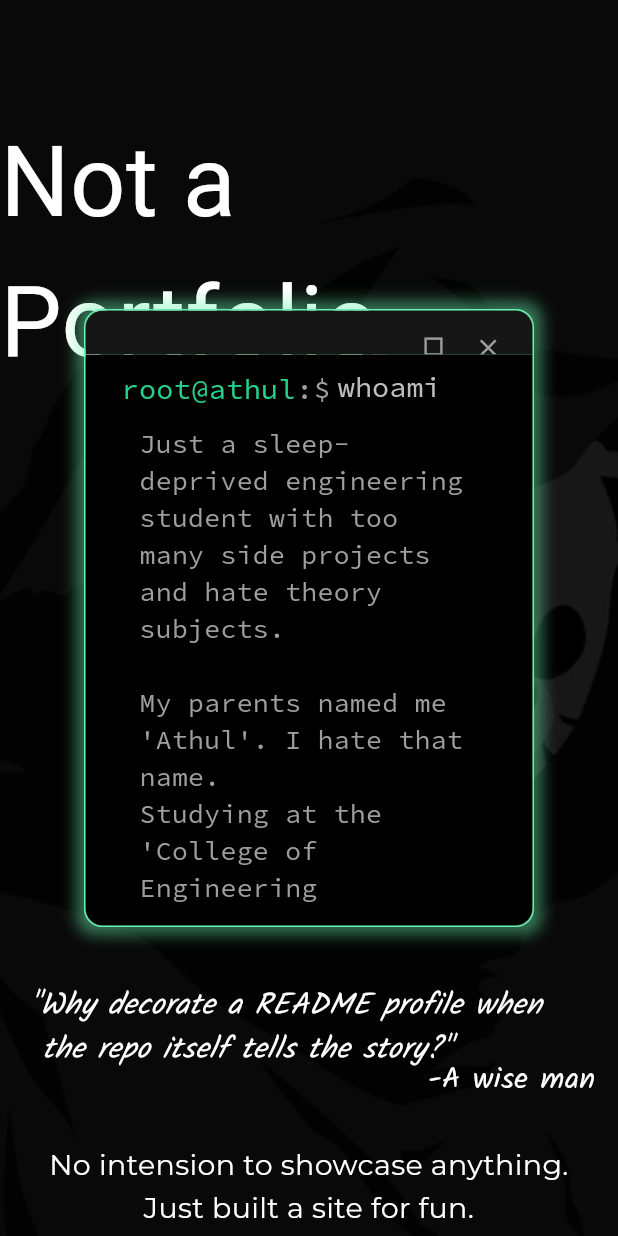
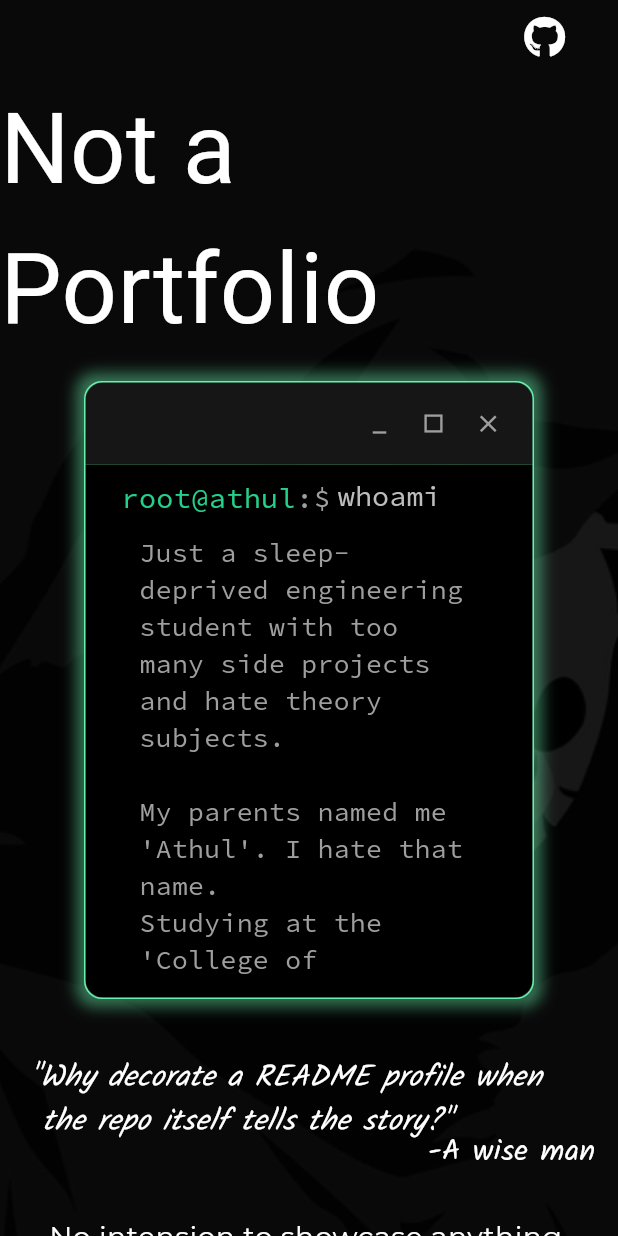
Before and after one commit to heckmon/not_a_portfolio, a Flutter app: the screen it shows after launch, on a phone screen of 412 x 824 dp. Run offline on Flutter 3.47's test engine with Material 3 defaults, Android fonts, the phone set to English and light mode, and no system bars; drawn by our look-alikes of animated_text_kit; our stand-ins replace flutter_animate, flutter_svg, font_awesome_flutter, google_fonts, responsive_framework, visibility_detector; missing offline and left inert: web_smooth_scroll; Roboto replaces fonts that are missing (Tangerine).

Commit message:
feat: Add GitHub icon button and refactor layout; update dependencies and remove unused icons

```diff
--- a/lib/main.dart
+++ b/lib/main.dart
@@ -13,6 +13,7 @@ class Main extends StatelessWidget {
   @override
   Widget build(BuildContext context) {
     return MaterialApp(
+      title: "Not a Portfolio",
       builder: (context, child) => ResponsiveBreakpoints.builder(
         child: child!,
         breakpoints: [
--- a/lib/view.dart
+++ b/lib/view.dart
@@ -1,8 +1,10 @@
 import 'package:flutter/material.dart';
 import 'package:flutter_animate/flutter_animate.dart';
+import 'package:font_awesome_flutter/font_awesome_flutter.dart';
 import 'package:google_fonts/google_fonts.dart';
 import 'package:not_a_portfolio/widgets/widgets.dart';
 import 'package:responsive_framework/responsive_framework.dart';
+import 'package:url_launcher/url_launcher.dart';
 import 'package:visibility_detector/visibility_detector.dart';
 import 'package:web_smooth_scroll/web_smooth_scroll.dart';
 
@@ -38,8 +40,22 @@ class DesktopBodyState extends State<DesktopBody> {
         controller: _scrollController,
         child: ListView(
           controller: _scrollController,
-          physics: NeverScrollableScrollPhysics(),
+          physics: isDesktop && screenHeight < 1200 ?  NeverScrollableScrollPhysics() : null,
           children: [
+            Container(
+              color: Color(0xff090909),
+              width: double.infinity,
+              child: Row(
+                mainAxisAlignment: MainAxisAlignment.end,
+                children: [
+                  IconButton(
+                    onPressed: () async => await launchUrl(Uri.parse("https://github.com/heckmon")),
+                    icon: Icon(FontAwesomeIcons.github, color: Colors.white, size: 28)
+                  ),
+                  SizedBox(width: 25)
+                ],
+              )
+            ),
             SizedBox(
               height: screenHeight,
               child: isDesktop ? Row(
@@ -56,7 +72,7 @@ class DesktopBodyState extends State<DesktopBody> {
                           mainAxisAlignment: MainAxisAlignment.spaceAround,
                           children: [
                             heading (false),
-                            SizedBox(height: 350),
+                            SizedBox(height: 250),
                             Column(
                               children: [
                                 quote(false),
@@ -114,7 +130,7 @@ class DesktopBodyState extends State<DesktopBody> {
                       children: [
                         image,
                         Padding(
-                          padding: const EdgeInsets.only(top: 75),
+                          padding: const EdgeInsets.only(top: 5),
                           child: Align(
                             alignment: Alignment.topCenter,
                             child: heading(true)
@@ -214,7 +230,7 @@ class DesktopBodyState extends State<DesktopBody> {
               ),
             ),
             SizedBox(
-              height: screenHeight,
+              height: isDesktop ? screenHeight : null,
               child: isDesktop ? Row(
                 children: [
                   Expanded(
--- a/lib/widgets/widgets.dart
+++ b/lib/widgets/widgets.dart
@@ -39,8 +39,8 @@ class _TerminalState extends State<Terminal> with SingleTickerProviderStateMixin
   @override
   Widget build(BuildContext context) {
     return Container(
-      height: widget.height ?? double.infinity,
-      width: widget.width ?? double.infinity,
+      height: widget.height,
+      width: widget.width,
       decoration: BoxDecoration(
         border: Border.all(
           color: Colors.greenAccent
@@ -57,7 +57,7 @@ class _TerminalState extends State<Terminal> with SingleTickerProviderStateMixin
       child: Column(
         children: [
           Expanded(
-            flex: 1,
+            flex: ResponsiveBreakpoints.of(context).isMobile ? 2 : 1,
             child: ClipRRect(
               borderRadius: const BorderRadius.vertical(top: Radius.circular(12)),
               child: Container(
@@ -215,6 +215,7 @@ class _ProjectsState extends State<Projects> with TickerProviderStateMixin{
             Padding(
               padding: const EdgeInsets.only(top: 15),
               child: projectTile(
+                context,
                 _projectAnimationControllers[0],
                 _colorAnimations[0],
                 _textColorAnimation[0],
@@ -250,6 +251,7 @@ class _ProjectsState extends State<Projects> with TickerProviderStateMixin{
         Stack(
           children: [
             projectTile(
+              context,
               _projectAnimationControllers[1],
               _colorAnimations[1],
               _textColorAnimation[1],
@@ -277,13 +279,14 @@ class _ProjectsState extends State<Projects> with TickerProviderStateMixin{
             Positioned(
               left: 47,
               top: 72,
-              child: Saber(startAfter: Duration(milliseconds: 1700), height: isMobile ? 142 : 85)
+              child: Saber(startAfter: Duration(milliseconds: 1700), height: isMobile ? 145 : 85)
             ),
           ],
         ),
         Stack(
           children: [
             projectTile(
+              context,
               _projectAnimationControllers[2],
               _colorAnimations[2],
               _textColorAnimation[2],
@@ -314,13 +317,14 @@ class _ProjectsState extends State<Projects> with TickerProviderStateMixin{
             Positioned(
               left: 47,
               top: 75,
-              child: Saber(startAfter: Duration(milliseconds: 2700), height: isMobile ? 140 : 85)
+              child: Saber(startAfter: Duration(milliseconds: 2700), height: isMobile ? 145 : 85)
             ),
           ],
         ),
         Stack(
           children: [
             projectTile(
+              context,
               _projectAnimationControllers[3],
               _colorAnimations[3],
               _textColorAnimation[3],
@@ -434,6 +438,7 @@ class PendingProjects extends StatelessWidget {
 }
 
 Widget projectTile(
+    BuildContext context,
     AnimationController controller,
     Animation<Color?> colorAnimation,
     Animation<Color?> textColorAnimation,
@@ -444,6 +449,7 @@ Widget projectTile(
     dynamic icon,
     VoidCallback onPressed
   ){
+  bool isMobile = ResponsiveBreakpoints.of(context).isMobile;
   return AnimatedBuilder(
     animation: controller,
     builder: (context,child) {
@@ -460,8 +466,8 @@ Widget projectTile(
                 boxShadow: [
                   BoxShadow(
                     blurStyle: BlurStyle.outer,
-                    color: colorAnimation.value!.withAlpha(122),
-                    blurRadius: 15,
+                    color: isMobile ? colorAnimation.value! : colorAnimation.value!.withAlpha(122),
+                    blurRadius: isMobile ? 25 : 15,
                     spreadRadius: 1
                   )
                 ],
@@ -630,7 +636,7 @@ class _SaberState extends State<Saber> with SingleTickerProviderStateMixin {
               color: Colors.greenAccent,
               boxShadow: [
                 BoxShadow(
-                  color: Colors.greenAccent,
+                  color: ResponsiveBreakpoints.of(context).isDesktop ? Colors.greenAccent.withAlpha(122) : Colors.greenAccent,
                   blurRadius: 8,
                   spreadRadius: 1,
                 ),
@@ -694,6 +700,7 @@ final Widget getInTouch = DefaultTextStyle(
     color: Colors.grey[400],
     fontSize: 18
   ),
+  child: Expanded(
     child: Column(
       crossAxisAlignment: CrossAxisAlignment.start,
       children: [
@@ -725,11 +732,12 @@ final Widget getInTouch = DefaultTextStyle(
               ),
               Text("Phone"),
               Text("Available for calls anytime."),
-            Text("+918848278440")
+              Text("+918848278440"),
             ],
           ),
         ),
       ],
+    ),
   ),
 );
 
@@ -768,14 +776,14 @@ final Text ending = Text(
 );
 
 Terminal terminal1(bool isMobile, BuildContext context) => Terminal(
-  height: isMobile ? MediaQuery.of(context).size.height * 0.5 : double.infinity,
+  height: isMobile ? MediaQuery.of(context).size.height * 0.5 : null,
   width: isMobile ? 300 : double.infinity,
   command: "whoami",
   result: "Just a sleep-deprived engineering student with too many side projects and hate theory subjects.\n\nMy parents named me 'Athul'. I hate that name. \nStudying at the 'College of Engineering Attingal', even the locals don't know it exists.\n\nUnlike most of the rats running behind HTML, I started with Python.\n\nThen I learned flutter for front end.\nI chose Flutter not just for mobile, but because it’s a framework that makes sense. Native speed, cross-platform power. A full-stack framework that meets my needs. I loved that I could write once and deploy anywhere. Android, iOS, and web – all from a single codebase.\n\nCurrently learning OS development using C and assembly."
 );
 
 Terminal terminal2(bool isMobile, BuildContext context) => Terminal(
-  height: isMobile ? MediaQuery.of(context).size.height * 0.5 : double.infinity,
+  height: isMobile ? MediaQuery.of(context).size.height * 0.5 : null,
   width: isMobile ? 300 : double.infinity,
   command: "sudo load cringe",
   result: "> generating Readme.md profile...\nerror: Operation blocked.\nreason: Newbie glitter detected — does not meet developer credibility requirements.\n\n> get relationship --status\nstatus: Single since birth.\n\n> uptime\ntoo long.\n\n> go to sleep\nerror: Too many thoughts running.\n\n~\$ git checkout responsibilities\ngit: Switched to branch 'nah'\n\n~\$ df -h\n/dev/brain   Not working properly.\n\n~\$ ./lab.sh\n Half wired, Half wrong -- full marks anyway.\n\n> Cringe threshold exceeded. Exiting...",
--- a/pubspec.yaml
+++ b/pubspec.yaml
@@ -12,6 +12,7 @@ dependencies:
     sdk: flutter
   flutter_animate: ^4.5.2
   flutter_svg: ^2.1.0
+  font_awesome_flutter: ^10.8.0
   google_fonts: ^6.2.1
   responsive_framework: ^1.5.1
   url_launcher: ^6.3.1
```
Also changed, not shown: pubspec.lock, 7 other files. Lines whose indentation alone changed are shown as unchanged.
